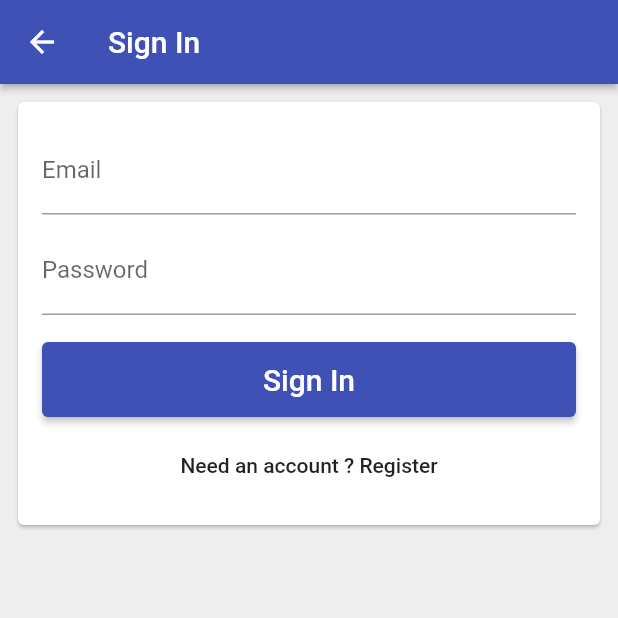
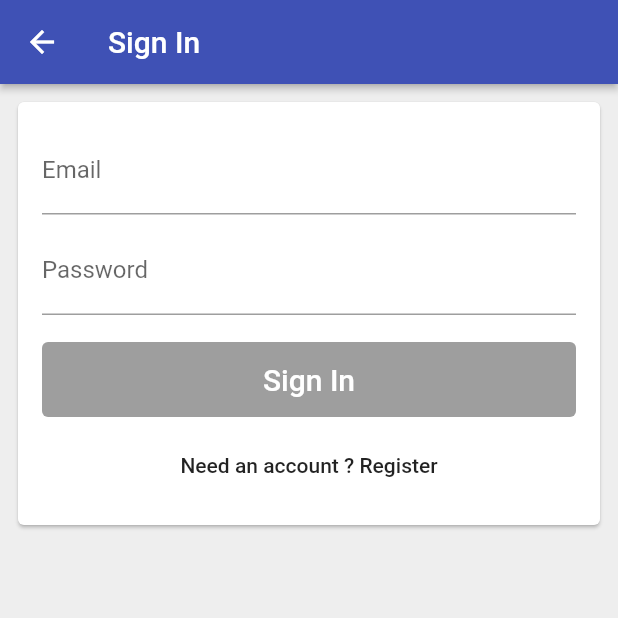
Before and after one commit to mrpandey1/Flutter_Firebase_Google_auth_template, a Flutter app: the EmailSignInPage screen opened directly with empty values, on a phone screen of 412 x 824 dp, the top half of it. Run offline on Flutter 3.47's test engine with Material 2 defaults, Android fonts, the phone set to English and light mode, and no system bars; our stand-ins replace firebase_auth, google_sign_in; accounts and stored records are empty.

Commit message:
Done with sign in

```diff
--- a/lib/app/app_sign_in/email_sign_in_form.dart
+++ b/lib/app/app_sign_in/email_sign_in_form.dart
@@ -1,13 +1,13 @@
+import 'package:My_First_Project/app/app_sign_in/validator.dart';
 import 'package:My_First_Project/services/auth.dart';
 import 'package:My_First_Project/shared/form_submit_button.dart';
 import 'package:flutter/material.dart';
 
 enum EmailSignInFormType { signIn, register }
 
-class EmailSignInForm extends StatefulWidget {
+class EmailSignInForm extends StatefulWidget with EmailAndPasswordValidators {
   final AuthBase auth;
-
-  const EmailSignInForm({@required this.auth});
+  EmailSignInForm({@required this.auth});
   @override
   _EmailSignInFormState createState() => _EmailSignInFormState();
 }
@@ -15,13 +15,21 @@ class EmailSignInForm extends StatefulWidget {
 class _EmailSignInFormState extends State<EmailSignInForm> {
   final TextEditingController _emailController = TextEditingController();
   final TextEditingController _passwordController = TextEditingController();
+  final FocusNode _emailFocusNode = FocusNode();
+  final FocusNode _passwordFocusNode = FocusNode();
   EmailSignInFormType _formType = EmailSignInFormType.signIn;
   String get _email => _emailController.text;
   String get _password => _passwordController.text;
   String email;
-
+  bool _submitted = false;
+  bool _isLoading = false;
   void _submit() async {
+    setState(() {
+      _submitted = true;
+      _isLoading = true;
+    });
     try {
+      await Future.delayed(Duration(seconds: 3));
       if (_formType == EmailSignInFormType.signIn) {
         await widget.auth.signInWithEmailAndPassword(_email, _password);
       } else {
@@ -30,11 +38,25 @@ class _EmailSignInFormState extends State<EmailSignInForm> {
       Navigator.of(context).pop();
     } catch (e) {
       print(e.toString());
+    } finally {
+      setState(() {
+        _isLoading = false;
+      });
+      _emailController.text = '';
+      _passwordController.text = '';
     }
+  }
+
+  void _emailEditingComplete() {
+    final newFocus = widget.emailValidator.isValid(_email)
+        ? _passwordFocusNode
+        : _emailFocusNode;
+    Focus.of(context).requestFocus(newFocus);
   }
 
   void _toggleFormType() {
     setState(() {
+      _submitted = false;
       _formType = _formType == EmailSignInFormType.signIn
           ? EmailSignInFormType.register
           : EmailSignInFormType.signIn;
@@ -50,37 +72,66 @@ class _EmailSignInFormState extends State<EmailSignInForm> {
     final secondaryText = _formType == EmailSignInFormType.signIn
         ? 'Need an account ? Register'
         : 'Have an account ? Sign in';
+
+    bool submitEnabled = widget.emailValidator.isValid(_email) &&
+        widget.emailValidator.isValid(_password) &&
+        !_isLoading;
+
     return [
-      TextField(
-        controller: _emailController,
-        decoration:
-            InputDecoration(labelText: 'Email', hintText: 'test@test.com'),
-      ),
+      _buildEmailTextField(),
       SizedBox(
         height: 8,
       ),
-      TextField(
-        controller: _passwordController,
-        decoration: InputDecoration(
-          labelText: 'Password',
-        ),
-        obscureText: true,
-      ),
+      _buildPasswordTextField(),
       SizedBox(
         height: 18,
       ),
       FormSubmitButton(
         text: primaryText,
-        onPressed: _submit,
+        onPressed: submitEnabled ? _submit : null,
       ),
       SizedBox(
         height: 8,
       ),
       FlatButton(
         child: Text(secondaryText),
-        onPressed: _toggleFormType,
+        onPressed: !_isLoading ? _toggleFormType : null,
       )
     ];
+  }
+
+  TextField _buildEmailTextField() {
+    bool showErrorText = _submitted && widget.emailValidator.isValid(_email);
+    return TextField(
+      controller: _emailController,
+      focusNode: _emailFocusNode,
+      decoration: InputDecoration(
+          labelText: 'Email',
+          hintText: 'test@test.com',
+          enabled: _isLoading == false,
+          errorText: showErrorText ? widget.InvalidEmailErrorText : null),
+      autocorrect: false,
+      keyboardType: TextInputType.emailAddress,
+      textInputAction: TextInputAction.next,
+      onEditingComplete: _emailEditingComplete,
+      onChanged: (email) => _updateState(),
+    );
+  }
+
+  TextField _buildPasswordTextField() {
+    bool showErrorText = _submitted && widget.emailValidator.isValid(_password);
+    return TextField(
+      controller: _passwordController,
+      focusNode: _passwordFocusNode,
+      decoration: InputDecoration(
+          labelText: 'Password',
+          errorText: showErrorText ? widget.InvalidPasswordErrorText : null),
+      enabled: _isLoading == false,
+      textInputAction: TextInputAction.done,
+      onEditingComplete: _submit,
+      obscureText: true,
+      onChanged: (password) => _updateState(),
+    );
   }
 
   @override
@@ -94,4 +145,8 @@ class _EmailSignInFormState extends State<EmailSignInForm> {
       ),
     );
   }
+
+  void _updateState() {
+    setState(() {});
+  }
 }
--- a/lib/app/app_sign_in/email_sign_in_page.dart
+++ b/lib/app/app_sign_in/email_sign_in_page.dart
@@ -13,12 +13,14 @@ class EmailSignInPage extends StatelessWidget {
         title: Text('Sign In'),
         elevation: 2.0,
       ),
-      body: Padding(
-        padding: const EdgeInsets.all(8.0),
-        child: Card(
-            child: EmailSignInForm(
-          auth: auth,
-        )),
+      body: SingleChildScrollView(
+        child: Padding(
+          padding: const EdgeInsets.all(8.0),
+          child: Card(
+              child: EmailSignInForm(
+            auth: auth,
+          )),
+        ),
       ),
       backgroundColor: Colors.grey[200],
     );
--- /dev/null
+++ b/lib/app/app_sign_in/validator.dart
@@ -0,0 +1,17 @@
+abstract class StringValidator {
+  bool isValid(String value);
+}
+
+class NonEmptyStringValidator implements StringValidator {
+  @override
+  bool isValid(String value) {
+    return value.isNotEmpty;
+  }
+}
+
+class EmailAndPasswordValidators {
+  final StringValidator emailValidator = NonEmptyStringValidator();
+  final StringValidator passwordValidator = NonEmptyStringValidator();
+  final String InvalidEmailErrorText = 'Email can not be empty';
+  final String InvalidPasswordErrorText = 'Password can not be empty';
+}
```
